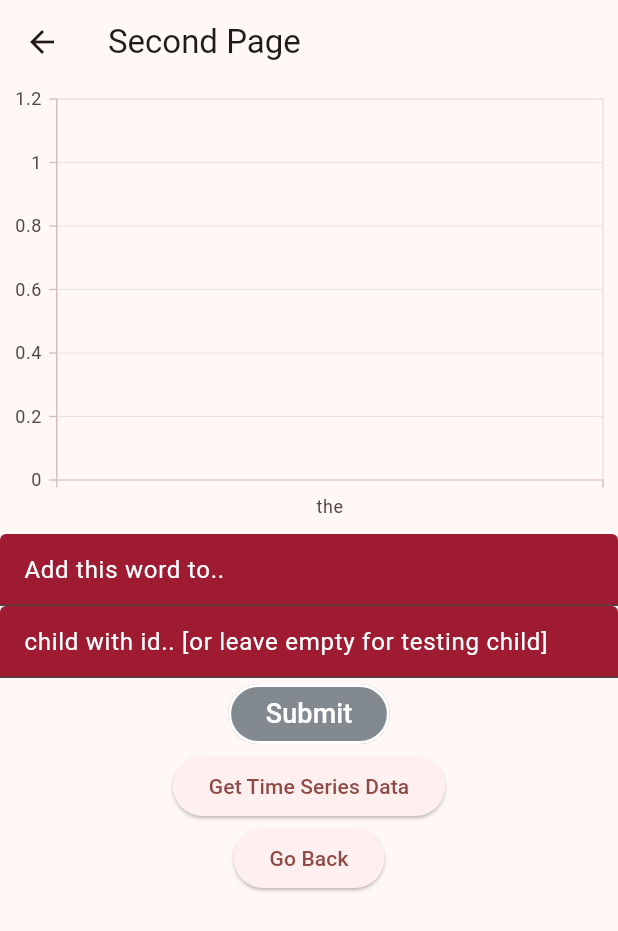
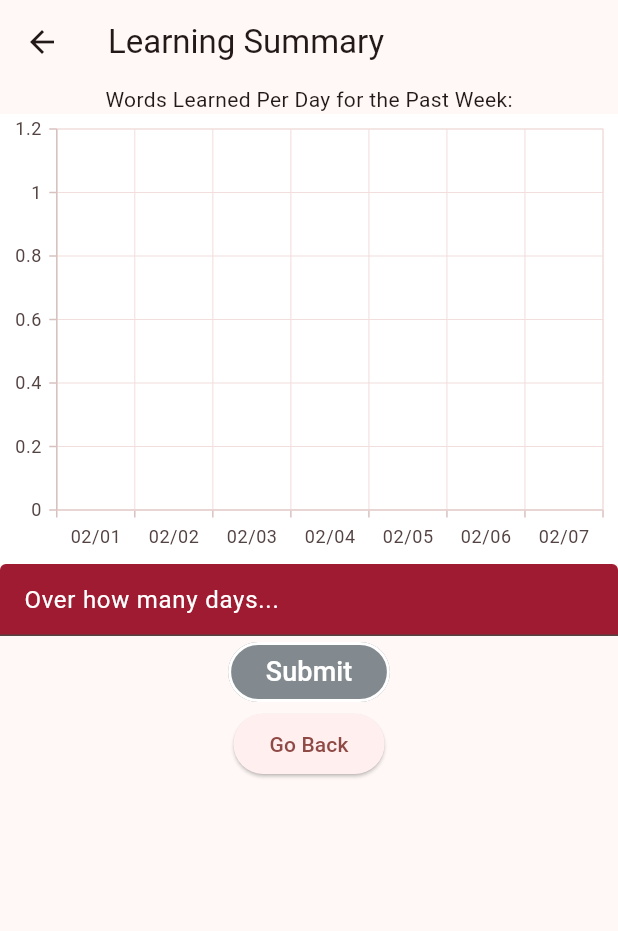
Before and after one commit to Baby-Words-Tracker/Baby_Words, a Flutter app: the StatsPage screen opened by its route, after a tap on "Submit", on a phone screen of 412 x 824 dp. Shown: the top 931 px of the screen. Run offline on Flutter 3.47's test engine with Material 3 defaults, Android fonts, the phone set to English and light mode, and no system bars; our stand-ins replace cloud_firestore, csv, firebase_core, syncfusion_flutter_charts; accounts and stored records are empty.

Commit message:
I am happy to inform the team that the stats page is in an MVP state

```diff
--- a/baby_words_tracker/lib/pages/stats.dart
+++ b/baby_words_tracker/lib/pages/stats.dart
@@ -13,21 +13,98 @@ import 'package:baby_words_tracker/data/services/word_tracker_data_service.dart'
 import 'package:baby_words_tracker/data/models/child.dart';
 import 'package:baby_words_tracker/data/models/parent.dart';
 import 'package:baby_words_tracker/data/models/word.dart';
+import 'package:flutter/src/widgets/framework.dart';
 
 
-class StatsPage extends StatelessWidget {
+class StatsPage extends StatefulWidget {
   @override
-  final TextEditingController wordTextController = TextEditingController(); // Controller
-  final TextEditingController idController = TextEditingController(); // Controller
+  State<StatsPage> createState() => _StatsPageState();
+}
+
+class _StatsPageState extends State<StatsPage> {
+  //Default graph setup
+  int graphLength = 7;
+  GraphType graphType = GraphType.newWordsPerDay;
+
+  //Allow children to change graph state
+  void updateLength(int length) {
+    setState(() {
+      graphLength = length;
+    });
+  }
+  void updateType(GraphType type) {
+    setState(() {
+      graphType = type;
+    });
+  }
+
+  @override
+  final TextEditingController textcontroller1 = TextEditingController();
+ // Controller
+  final TextEditingController textcontroller2 = TextEditingController();
+ // Controller
   Widget build(BuildContext context) {
+    return Scaffold(
+      appBar: AppBar(title: const Text("Learning Summary")),
+      body: Center(
+        child: Consumer<WordTrackerDataService>(
+          builder: (context, trackerService, child) {
+            return Column(
+              children: [
+                Text("Words Learned Per Day for the Past ${numDaysToAmountOfTimeName(graphLength)}:"),
 
-    return Scaffold(
-      appBar: AppBar(title: Text("Second Page")),
-      body: Center(
-        child: Column(
-          children: [
-             FutureBuilder<List<List<dynamic>>>(
-              future: processCSV(), // Call async function
+                chartFromTimeSeriesNumNewWords(context.read<ChildDataService>(), trackerService, graphLength),
+
+                lengthChangeFeature(context, textcontroller1, updateLength),
+
+                ElevatedButton(
+                  onPressed: () {
+                    Navigator.pop(context); // Go back to the previous page
+                  },
+                  child: const Text("Go Back"),
+                ),
+              ],
+            );
+          }
+        ),
+      ),
+    );
+  }
+}
+
+//Queries the database and returns the words learned over the past `days` days as time series data
+Future<List<List<WordTracker>>> getTimeSeriesNewWords(ChildDataService childService, WordTrackerDataService trackerService, int days, {String id = "gz1Qe32xJcF0oRGmhw7f"})
+async {
+  //for the number of days, grab the amount of words learned
+  DateTime now = DateTime.now();
+  List<List<WordTracker>> data = List.empty(growable: true);;
+  for (var i = 0; i < days; i++) {
+    DateTime targetDay = DateTime(now.year, now.month, now.day - i);
+    data.add(await trackerService.getWordsFromDate(id, targetDay));
+  }
+  return data;
+}
+
+//Queries the database and returns the number of new words learned over the past `days` days as time series data
+Future<List<(int, DateTime)>> getTimeSeriesNumNewWords(ChildDataService childService, WordTrackerDataService trackerService, int days, {String id = "gz1Qe32xJcF0oRGmhw7f"})
+async {
+
+  DateTime now = DateTime.now();
+  List<(int, DateTime)> data = List.empty(growable: true);
+  //for the number of days, grab the amount of words learned
+  for (var i = 0; i < days; i++) {
+    DateTime targetDay = DateTime(now.year, now.month, now.day - (days - i - 1)); //get the day i days before today
+    List<WordTracker> wordsFromTargetDay = await trackerService.getWordsFromDate(id, targetDay);
+    int numOnTargetDay = wordsFromTargetDay.length; //count the amount of words learned that day
+    data.add((numOnTargetDay, targetDay)); //add the tuple of that info to the list
+  }
+  return data;
+}
+
+//Turns the info from the past `days` days into a chart showing the amount of words learned per day
+FutureBuilder<List<(int, DateTime)>> chartFromTimeSeriesNumNewWords(ChildDataService childService, WordTrackerDataService trackerService, int days, {String id = "gz1Qe32xJcF0oRGmhw7f"}){
+  return FutureBuilder<List<(int, DateTime)>>(
+    future: getTimeSeriesNumNewWords(childService, trackerService, days, id: id), // Call async function
     builder: (context, snapshot) {
       if (snapshot.connectionState == ConnectionState.waiting) {
         return const Center(child: CircularProgressIndicator()); // Show loading
@@ -37,31 +114,88 @@ class StatsPage extends StatelessWidget {
         return const Center(child: Text('No Data Available'));
       }
 
-                final csvData = snapshot.data!;
-                print(csvData);
-                for (var item in csvData.take(5)) { // Print first 5 elements
-                  print("X: ${item[0]} (Type: ${item[0].runtimeType}), Y: ${item[1]} (Type: ${item[1].runtimeType})");
-                }
+      final timeSeriesData = snapshot.data!;
+
       return Container(
         child: SfCartesianChart(
-                    primaryXAxis: CategoryAxis(),
+          backgroundColor: Colors.white,
+          plotAreaBackgroundColor: Colors.white,
+          palette: const [
+            Color(0xFF9E1B32), // Crimson Flame
+            Color(0xFF828A8F), // Capstone Gray
+            Colors.white,      // Victory White
+          ],
+          primaryXAxis: const CategoryAxis(),
           series: [
-                      LineSeries<List<dynamic>, String>(
-                          dataSource: csvData.take(10).toList(),
-                          xValueMapper: (List<dynamic> data, _) => data[0].toString(), //_ indicates an unused parameter in Dart
-                          yValueMapper: (List<dynamic> data, _) => int.tryParse(data[1].toString()) ?? 0
+            ColumnSeries<(int,DateTime), String>(
+                dataSource: timeSeriesData.toList(),// use the first 10 elements for the chart
+                xValueMapper: ((int,DateTime) data, _) => "${data.$2.month.toString().padLeft(2, '0')}/${data.$2.day.toString().padLeft(2, '0')}", //messed up one liner to convert to MM/DD format
+                yValueMapper: ((int,DateTime) data, _) => data.$1,
+                // borderColor: const Color.fromARGB(255, 0, 0, 0),
+                // borderWidth: 2, // Capstone Gray
               )
           ],
         )
       );
     }
-            ),
-            // ElevatedButton(
-            //   onPressed: () {
-            //     print(createExampleParentChild(parentService, childService));
-            //   },
-            //   child: Text("Add Example Parent and Child (please only press once lmao)"),
-            // ),
+  );
+}
+
+//testing child id: gz1Qe32xJcF0oRGmhw7f
+Future<void> addWordToChild(String word, ChildDataService childService, WordDataService wordService, WordTrackerDataService trackerService, {String id = "gz1Qe32xJcF0oRGmhw7f"})
+async {
+  if (await childService.getChild(id) == null)
+  {
+    return;
+  }
+  //FIXME: implement language, part of speech, defn, spellcheck
+  /*Word wordObject =*/ await wordService.createWord(word, [LanguageCode.en], PartOfSpeech.noun, "testWord");
+  trackerService.createWordTracker(id, word, DateTime.now());
+}
+
+String numDaysToAmountOfTimeName(int day)
+{
+  if (day == 1){
+    return "Day";
+  }
+  if (day == 7) {
+    return "Week";
+  }
+  if (day == 30) {
+    return "Month";
+  }
+  if (day % 30 == 0)
+  {
+    return "${(day/30).toInt()} Months";
+  }
+  if (day % 7 == 0)
+  {
+    return "${(day/7).toInt()} Weeks";
+  }
+  return "${day} Days";
+}
+
+enum GraphType {
+  newWordsPerDay,
+}
+
+
+Future<void> addThisManyDaysWorthOfExampleDataToTestChildInALinearIncreasingFormat(int n, WordTrackerDataService trackerService) //testing function FIXME:remove
+async {
+  DateTime now = DateTime.now();
+  for (var i = 0; i < n; i++) {
+    DateTime targetDay = DateTime(now.year, now.month, now.day - (n - i - 1)); //get the day i days before today
+    for (var j = 0; j < i + 1; j++) {
+      trackerService.createWordTracker("gz1Qe32xJcF0oRGmhw7f", "test${i.toString()}${j.toString()}", targetDay);
+    }
+  }
+}
+
+
+// below this is the testing word adding functionality
+Column wordAddingFeature(BuildContext context, TextEditingController wordTextController, TextEditingController idController, WordTrackerDataService trackerService){
+  return Column(
+    children: [
       TextField(
         controller: wordTextController,
         decoration: const InputDecoration(
@@ -87,15 +221,15 @@ class StatsPage extends StatelessWidget {
           onPressed: () {
             if (idController.text != "") //add the word to the child with the id, or the default testing child if no input
             {
-                    addWordToChild(wordTextController.text, context.read<ChildDataService>(), context.read<WordDataService>(), context.read<WordTrackerDataService>(), id: idController.text);
+              addWordToChild(wordTextController.text, context.read<ChildDataService>(), context.read<WordDataService>(),  trackerService, id: idController.text);
             } else {
-                    addWordToChild(wordTextController.text, context.read<ChildDataService>(), context.read<WordDataService>(), context.read<WordTrackerDataService>());
+              addWordToChild(wordTextController.text, context.read<ChildDataService>(), context.read<WordDataService>(),  trackerService);
             }
             wordTextController.clear();
             idController.clear();
           },
           style: OutlinedButton.styleFrom(
-                  backgroundColor: Color(0xFF828A8F),
+            backgroundColor: const Color(0xFF828A8F),
             foregroundColor: Colors.white,
             shape: RoundedRectangleBorder(
               borderRadius: BorderRadius.circular(20),
@@ -106,75 +240,93 @@ class StatsPage extends StatelessWidget {
           child: const Text('Submit', style: TextStyle(fontSize: 18)),
         )
       ),
-            ElevatedButton(
+    ],
+  );
+}
+
+Column lengthChangeFeature(BuildContext context, TextEditingController inputController, void Function(int length) changeParentLength){
+  return Column(
+    children: [
+      TextField(
+        controller: inputController,
+        keyboardType: TextInputType.number, // Numeric keyboard
+        inputFormatters: <TextInputFormatter>[
+          FilteringTextInputFormatter.digitsOnly // Only allows digits (0-9)
+        ],
+        decoration: const InputDecoration(
+          //border: OutlineInputBorder(),
+          hintText: 'Over how many days...',
+          hintStyle: TextStyle(color: Colors.white),
+          filled: true,
+          fillColor: Color(0xFF9E1B32),
+        ),
+      ),
+      Center(
+        child: OutlinedButton(
           onPressed: () {
-                getTimeSeriesNewWords(context.read<ChildDataService>(), context.read<WordTrackerDataService>(), 3); // Go back to the previous page
+            if (inputController.text != "") //update the length of time
+            {
+              changeParentLength(int.parse(inputController.text));
+            }
           },
-              child: Text("Get Time Series Data"),
+          style: OutlinedButton.styleFrom(
+            backgroundColor: const Color(0xFF828A8F),
+            foregroundColor: Colors.white,
+            shape: RoundedRectangleBorder(
+              borderRadius: BorderRadius.circular(20),
             ),
-            ElevatedButton(
-              onPressed: () {
-                Navigator.pop(context); // Go back to the previous page
-              },
-              child: Text("Go Back"),
+            side: const BorderSide(color: Colors.white, width: 2),
+            padding: const EdgeInsets.symmetric(horizontal: 25, vertical: 0),
+          ),
+          child: const Text('Submit', style: TextStyle(fontSize: 18)),
+        )
       ),
     ],
-        ),
-      ),
   );
-  }
 }
 
 
-Future<List<List<dynamic>>> processCSV()
-async {
-  //handle data, convert into readable list
-  // Load the CSV file from assets
-  final csvString = await rootBundle.loadString('assets/data.csv');
-
-  // Parse the CSV
-  final csvTable = const CsvToListConverter().convert(csvString);
-
-  // Print the content
-  print(csvTable);
-  return csvTable;
-}
-
-Future<List<List<WordTracker>>> getTimeSeriesNewWords(ChildDataService childService, WordTrackerDataService trackerService, int days, {String id = "gz1Qe32xJcF0oRGmhw7f"})
-async {
-  //for the number of days, grab the amount of words learned
-  DateTime now = DateTime.now();
-  List<List<WordTracker>> data = List.empty(growable: true);;
-  for (var i = 0; i < days; i++) {
-    DateTime targetDay = DateTime(now.year, now.month, now.day - i);
-    data.add(await trackerService.getWordsFromDate(id, targetDay));
-    for (var wordTracker in data[i]) {
-      print("\n\n\n\n\n\n\n" + wordTracker.toString());
-    }
-  }
-  return data;
-}
-
-
-Future<String> createExampleParentChild(ParentDataService parentService, ChildDataService childService) //function only for testing
-async {
-  Parent parent = await parentService.createParent("test2@test.test", "testParent1", []);
-  print("Added parent with id" + (parent.id ?? "FAILED"));
-  Child kid = await childService.createChild(DateTime(1999, 9, 9), "testChild2", 0, [(parent.id ?? "FAILED")]);
-  parentService.addChildToParent(parent.id ?? "", kid.id ?? "");
-  print("Added child with id" + (kid.id ?? "FAILED"));
-  return (kid.id ?? "FAILED");
-}
-
-
-//testing child id: gz1Qe32xJcF0oRGmhw7f
-Future<void> addWordToChild(String word, ChildDataService childService, WordDataService wordService, WordTrackerDataService trackerService, {String id = "gz1Qe32xJcF0oRGmhw7f"})
-async {
-  if (childService.getChild(id) == null)
-  {
-    return;
-  }
-  //FIXME: implement language, part of speech, defn, spellcheck
-  Word wordObject = await wordService.createWord(word, [LanguageCode.en], PartOfSpeech.noun, "testWord");
-  trackerService.createWordTracker(id, word, DateTime.now());
-}
+// TextField(
+//                   controller: wordTextController,
+//                   decoration: const InputDecoration(
+//                     //border: OutlineInputBorder(),
+//                     hintText: 'Add this word to..',
+//                     hintStyle: TextStyle(color: Colors.white),
+//                     filled: true,
+//                     fillColor: Color(0xFF9E1B32),
+//                   ),
+//                 ),
+//                 TextField(
+//                   controller: idController,
+//                   decoration: const InputDecoration(
+//                     //border: OutlineInputBorder(),
+//                     hintText: 'child with id.. [or leave empty for testing child]',
+//                     hintStyle: TextStyle(color: Colors.white),
+//                     filled: true,
+//                     fillColor: Color(0xFF9E1B32),
+//                   ),
+//                 ),
+//                 Center(
+//                   child: OutlinedButton(
+//                     onPressed: () {
+//                       if (idController.text != "") //add the word to the child with the id, or the default testing child if no input
+//                       {
+//                         addWordToChild(wordTextController.text, context.read<ChildDataService>(), context.read<WordDataService>(),  trackerService, id: idController.text);
+//                       } else {
+//                         addWordToChild(wordTextController.text, context.read<ChildDataService>(), context.read<WordDataService>(),  trackerService);
+//                       }
+//                       wordTextController.clear();
+//                       idController.clear();
+//                     },
+//                     style: OutlinedButton.styleFrom(
+//                       backgroundColor: const Color(0xFF828A8F),
+//                       foregroundColor: Colors.white,
+//                       shape: RoundedRectangleBorder(
+//                         borderRadius: BorderRadius.circular(20),
+//                       ),
+//                       side: const BorderSide(color: Colors.white, width: 2),
+//                       padding: const EdgeInsets.symmetric(horizontal: 25, vertical: 0),
+//                     ),
+//                     child: const Text('Submit', style: TextStyle(fontSize: 18)),
+//                   )
+//                 ),
--- /dev/null
+++ b/baby_words_tracker/lib/util/csv_functions.dart
@@ -0,0 +1,48 @@
+import 'package:csv/csv.dart';
+import 'package:flutter/material.dart';
+import 'package:flutter/services.dart';
+import 'package:syncfusion_flutter_charts/charts.dart';
+
+Future<List<List<dynamic>>> processCSV()
+async {
+  //handle data, convert into readable list
+  // Load the CSV file from assets
+  final csvString = await rootBundle.loadString('assets/data.csv');
+
+  // Parse the CSV
+  final csvTable = const CsvToListConverter().convert(csvString);
+
+  return csvTable;
+}
+
+FutureBuilder<List<List<dynamic>>> chartFromCSV(){
+  return FutureBuilder<List<List<dynamic>>>(
+    future: processCSV(), // Call async function
+    builder: (context, snapshot) {
+      if (snapshot.connectionState == ConnectionState.waiting) {
+        return const Center(child: CircularProgressIndicator()); // Show loading
+      } else if (snapshot.hasError) {
+        return Center(child: Text('Error: ${snapshot.error}')); // Show error
+      } else if (!snapshot.hasData || snapshot.data!.isEmpty) {
+        return const Center(child: Text('No Data Available'));
+      }
+
+      final csvData = snapshot.data!;
+      // for (var item in csvData.take(5)) { // Print first 5 elements
+      //   print("X: ${item[0]} (Type: ${item[0].runtimeType}), Y: ${item[1]} (Type: ${item[1].runtimeType})");
+      // }
+      return Container(
+        child: SfCartesianChart(
+          primaryXAxis: CategoryAxis(),
+          series: [
+            LineSeries<List<dynamic>, String>(
+                dataSource: csvData.take(10).toList(),// use the first 10 elements for the chart
+                xValueMapper: (List<dynamic> data, _) => data[0].toString(), //_ indicates an unused parameter in Dart
+                yValueMapper: (List<dynamic> data, _) => int.tryParse(data[1].toString()) ?? 0
+              )
+          ],
+        )
+      );
+    }
+  );
+}
```
Lines whose indentation alone changed are shown as unchanged.
